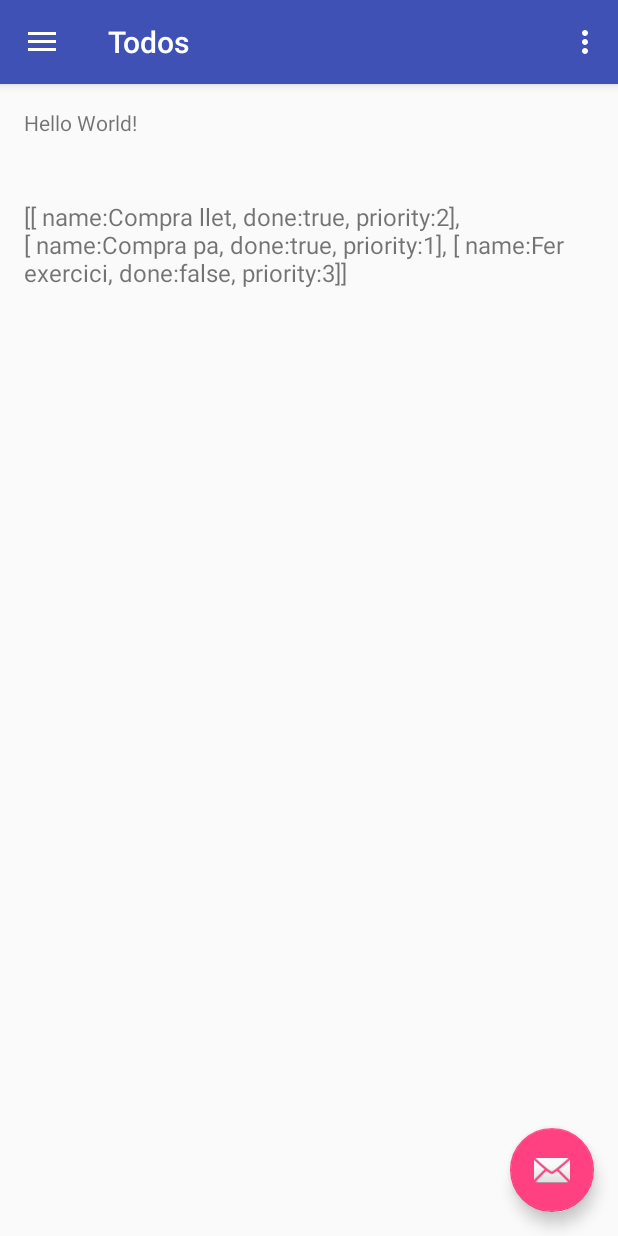
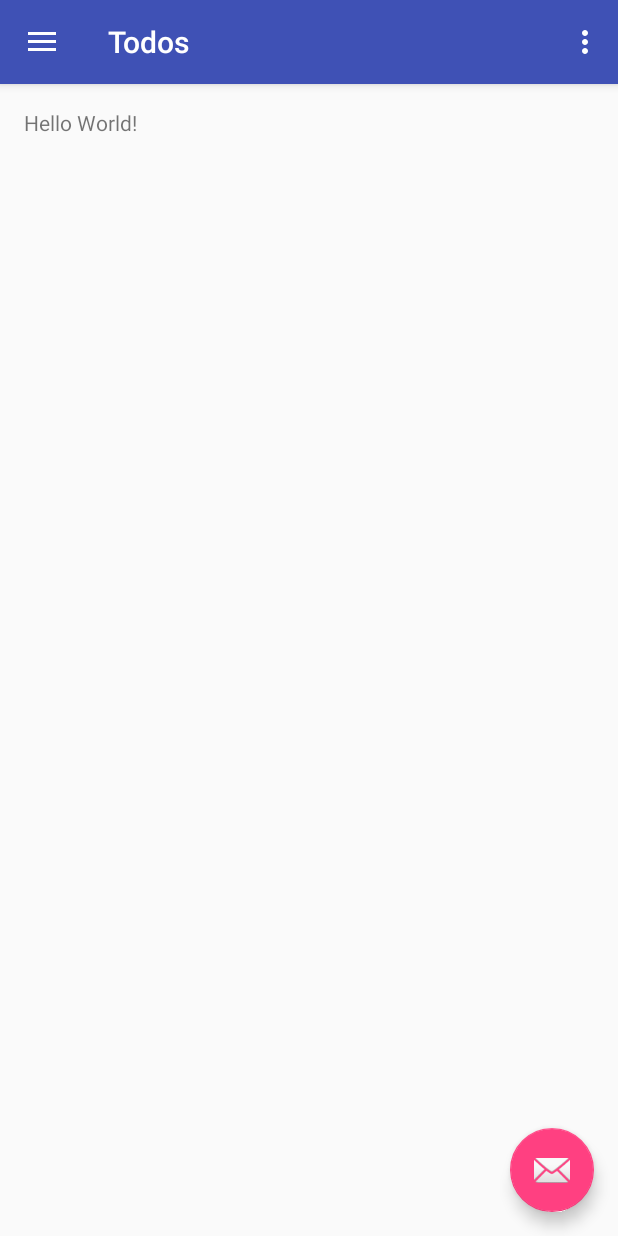
Before and after one commit to AlvaradoAdam15/ToDoAndroid, an Android app: the screen it shows after launch (MainActivity), on a phone screen of 412 x 824 dp. Run offline under Robolectric (Android 15) with nearby library versions, the phone set to English and light mode, and no system bars.

Commit message:
Remove textview and log

```diff
--- a/app/src/main/java/com/iesebre/dam2/adam/todos/MainActivity.java
+++ b/app/src/main/java/com/iesebre/dam2/adam/todos/MainActivity.java
@@ -62,7 +62,7 @@ public class MainActivity extends AppCompatActivity
             todoList = todos.getString(TODO_LIST, initial_json);
         }
 
-
+        //Log.d();
 
         gson = new Gson();
 
@@ -86,11 +86,6 @@ public class MainActivity extends AppCompatActivity
         } else {
             //Error TODO
         }
-
-        TextView myTextView = (TextView) findViewById(R.id.textViewPrint);
-        myTextView.setText(tasks.toString());
-
-        Log.d(TODO_LIST, tasks.toString());
 
         FloatingActionButton fab = (FloatingActionButton) findViewById(R.id.fab);
         fab.setOnClickListener(new View.OnClickListener() {
--- a/app/src/main/res/layout/content_main.xml
+++ b/app/src/main/res/layout/content_main.xml
@@ -13,13 +13,4 @@
         android:layout_height="wrap_content"
         android:id="@+id/textView3" />
 
-    <TextView
-        android:layout_width="wrap_content"
-        android:layout_height="wrap_content"
-        android:id="@+id/textViewPrint"
-        android:layout_below="@+id/textView3"
-        android:layout_alignParentLeft="true"
-        android:layout_alignParentStart="true"
-        android:layout_marginTop="42dp"
-        android:textSize="@dimen/abc_action_bar_content_inset_material" />
 </RelativeLayout>
```
